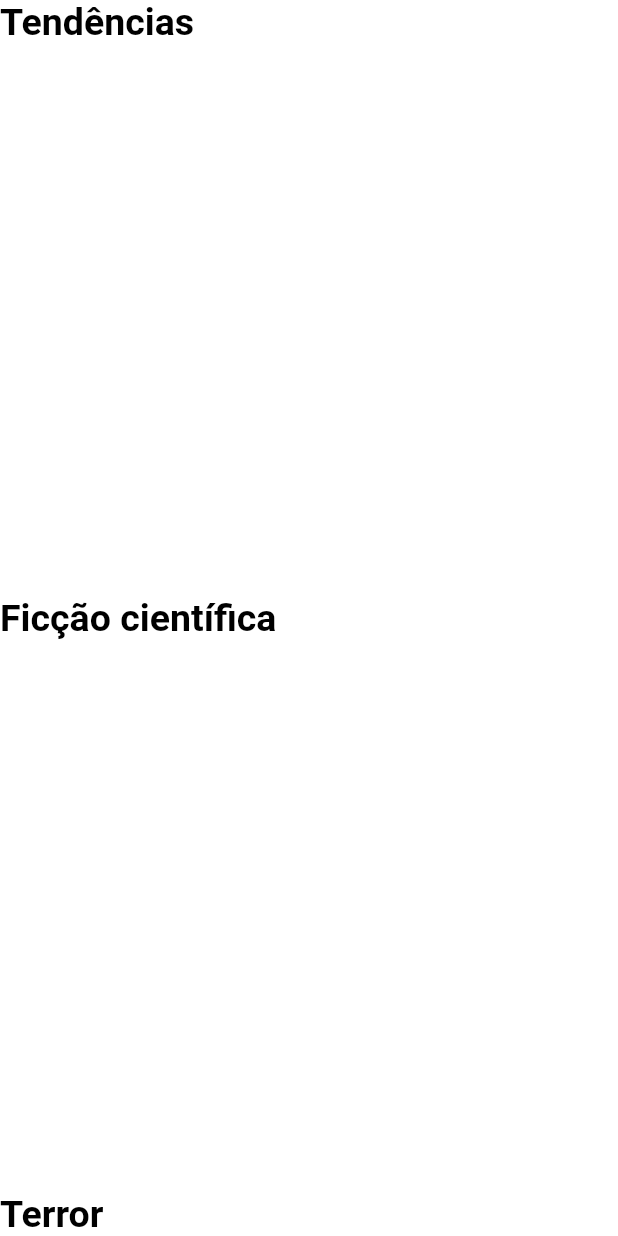
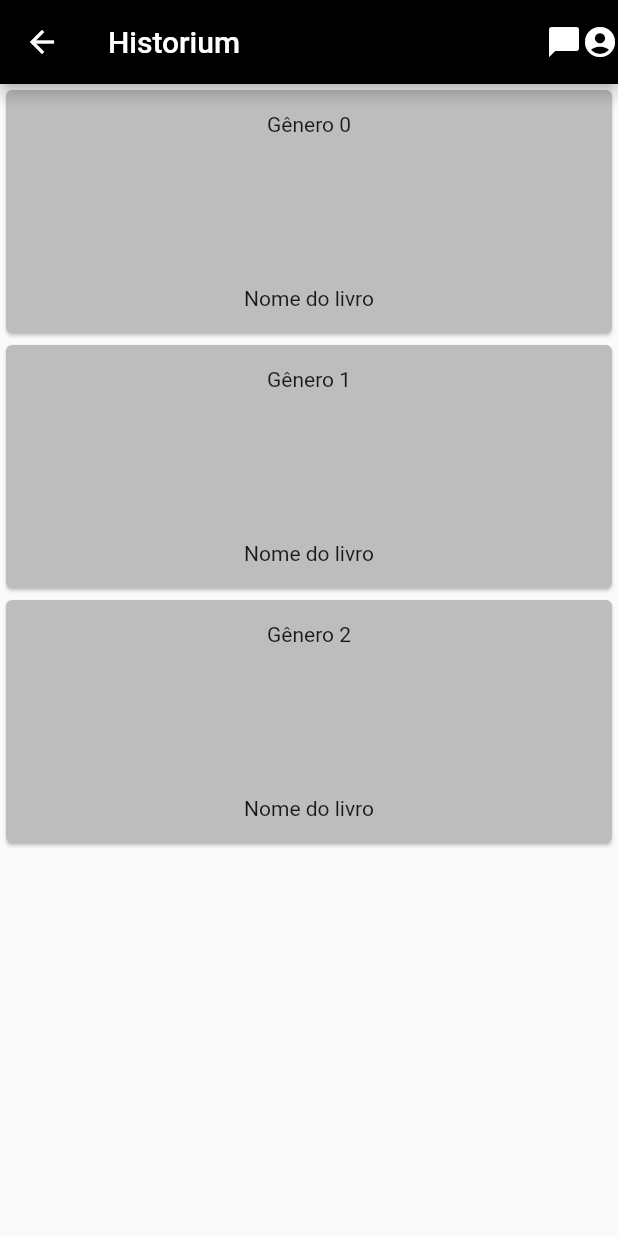
Before and after one commit to C-Henrique-Almeida/APP---Historium---Flutter, a Flutter app: the Body screen opened directly, on a phone screen of 412 x 824 dp. Run offline on Flutter 3.47's test engine with Material 2 defaults, Android fonts, the phone set to English and light mode, and no system bars; our stand-ins replace cloud_firestore, curved_navigation_bar, firebase_auth, firebase_core, firebase_storage, google_fonts and 1 more; accounts and stored records are empty; Roboto replaces fonts that are missing (Revalia).

Commit message:
alterações no layout

```diff
--- a/lib/main.dart
+++ b/lib/main.dart
@@ -1,7 +1,7 @@
 import 'package:firebase_core/firebase_core.dart';
 import 'package:flutter/material.dart';
 import 'package:flutter/services.dart';
-import 'package:historium/pages/home_screen.dart';
+import 'package:historium/pages/home_page.dart';
 import 'package:historium/pages/initial_page.dart';
 import 'package:historium/pages/password_reset_page.dart';
 import 'package:historium/pages/register_account_page.dart';
@@ -19,7 +19,7 @@ void main() async {
     theme: appTheme,
     routes: {
       '/': (context) => InitialPage(),
-      '/home': (context) => HomeScreen(),
+      '/home': (context) => HomePage(),
       '/register': (context) => RegisterAccountPage(),
       '/reset-password': (context) => ResetPasswordPage()
     },
--- a/lib/pages/body.dart
+++ b/lib/pages/body.dart
@@ -1,45 +1,42 @@
 import 'package:flutter/material.dart';
 
-class Body extends StatelessWidget {
+class Body extends StatefulWidget {
+  @override
+  _BodyPageState createState() => _BodyPageState();
+}
+
+class _BodyPageState extends State<Body> {
   @override
   Widget build(BuildContext context) {
-    Widget _buildBodyBack() => Container(
-      decoration: BoxDecoration(
-        color: Colors.white
-      ),
-    );
-
-    return Stack(
-      children: <Widget>[
-        _buildBodyBack(),
-        Column(
-        mainAxisAlignment: MainAxisAlignment.start,
-        children: <Widget>[
-          Text(
-            "Tendências",
-            style: TextStyle(color: Colors.black, fontSize: 25, fontWeight: FontWeight.bold)
-          ),
-        ],
-        ),
-        Column(
-        mainAxisAlignment: MainAxisAlignment.center,
-        children: <Widget>[
-          Text(
-            "Ficção científica",
-            style: TextStyle(color: Colors.black, fontSize: 25, fontWeight: FontWeight.bold)
-          ),
-        ],
-        ),
-        Column(
-        mainAxisAlignment: MainAxisAlignment.end,
-        children: <Widget>[
-          Text(
-            "Terror",
-            style: TextStyle(color: Colors.black, fontSize: 25, fontWeight: FontWeight.bold)
-          ),
-        ],
-        ),
-      ],
-    );
+    return Scaffold(
+        appBar: AppBar(
+            leading: null,
+            title: Text(
+              "Historium",
+              style: TextStyle(fontFamily: 'Revalia'),
+            ),
+            actions: [
+              Padding(padding: const EdgeInsets.all(20.0)),
+              Icon(Icons.chat_bubble),
+              Icon(Icons.account_circle)
+            ],
+            backgroundColor: Colors.black),
+        body: ListView.builder(
+            itemCount: 3,
+            itemBuilder: (context, index) {
+              return Card(
+                color: Colors.grey[400],
+                child: Padding(
+                  padding: const EdgeInsets.all(15.0),
+                  child: Column(
+                    children: <Widget>[
+                      Text('Gênero $index'),
+                      SizedBox(height: 100),
+                      Text('Nome do livro')
+                    ],
+                  ),
+                ),
+              );
+            }));
   }
 }
```
Also changed, not shown: lib/pages/create_page.dart (added, +18 -0 lines), lib/pages/home_page.dart (added, +77 -0 lines), lib/pages/home_screen.dart (deleted, +0 -42 lines), lib/pages/library_page.dart (added, +18 -0 lines), lib/pages/notificacions_page.dart (added, +18 -0 lines), lib/pages/search_page.dart (added, +18 -0 lines), lib/pages/chat_page.dart (added), pubspec.lock.
